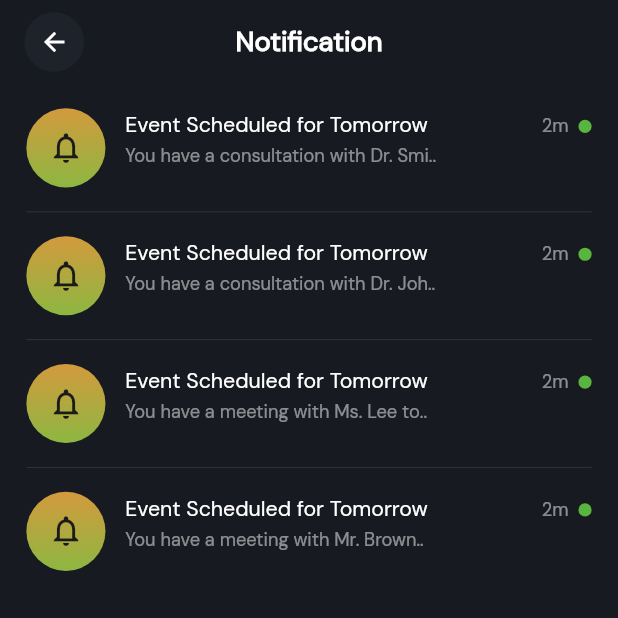
After one commit to devscout24/teamstreakprom_flutter, a Flutter app: the NotificationScreen screen opened by its route, on a phone screen of 412 x 824 dp, the top half of it. The commit adds this screen. Run offline on Flutter 3.47's test engine with Material 3 defaults, Android fonts, the phone set to English and light mode, and no system bars; drawn by our look-alikes of auto_animated; our stand-ins replace cached_network_image, dio, flutter_screenutil, get, get_it, get_storage and 3 more; missing offline and left inert: dotlottie_loader; accounts and stored records are empty; network calls fail.

Commit message:
Notification Complete

```diff
--- a/lib/features/home/widgets/rewards_marketplace_list.dart
+++ b/lib/features/home/widgets/rewards_marketplace_list.dart
@@ -10,7 +10,8 @@ import 'reward_card.dart';
 import '../../../common_widgets/custom_gradient_button.dart';
 
 class RewardsMarketplaceList extends StatelessWidget {
-  const RewardsMarketplaceList({super.key});
+  final VoidCallback? onSeeAllTapped;
+  const RewardsMarketplaceList({super.key, this.onSeeAllTapped});
 
   static const List<RewardModel> _rewards = [
     RewardModel(
@@ -140,7 +141,7 @@ class RewardsMarketplaceList extends StatelessWidget {
                 ),
               ),
               GestureDetector(
-                onTap: () {
+                onTap: onSeeAllTapped ?? () {
                   Navigator.push(
                     context,
                     MaterialPageRoute(
--- /dev/null
+++ b/lib/features/notification/presentation/notification_screen.dart
@@ -0,0 +1,147 @@
+import 'package:flutter/material.dart';
+import 'package:flutter_screenutil/flutter_screenutil.dart';
+import '../../../common_widgets/custom_back_button.dart';
+import '../../../constants/text_font_style.dart';
+import '../../../gen/colors.gen.dart';
+import '../../../helpers/ui_helpers.dart';
+
+class NotificationScreen extends StatelessWidget {
+  const NotificationScreen({super.key});
+
+  @override
+  Widget build(BuildContext context) {
+    return Scaffold(
+      backgroundColor: AppColors.scaffoldColor,
+      appBar: PreferredSize(
+        preferredSize: const Size.fromHeight(kToolbarHeight),
+        child: Padding(
+          padding: EdgeInsets.all(8.r),
+          child: AppBar(
+            backgroundColor: Colors.transparent,
+            elevation: 0,
+            leading: const CustomBackButton(),
+            title: Text(
+              "Notification",
+              style: TextFontStyle.textStyle24cFFFFFFSFPro590.copyWith(
+                fontSize: 18.sp,
+                fontWeight: FontWeight.bold,
+              ),
+            ),
+            centerTitle: true,
+          ),
+        ),
+      ),
+      body: ListView.separated(
+        padding: EdgeInsets.symmetric(horizontal: 16.w, vertical: 16.h),
+        itemCount: 4,
+        separatorBuilder: (context, index) =>
+            Divider(color: Colors.white.withValues(alpha: 0.1), height: 32.h),
+        itemBuilder: (context, index) {
+          return _buildNotificationItem(
+            title: "Event Scheduled for Tomorrow",
+            subtitle: index == 0
+                ? "You have a consultation with Dr. Smi.."
+                : index == 1
+                ? "You have a consultation with Dr. Joh.."
+                : index == 2
+                ? "You have a meeting with Ms. Lee to.."
+                : "You have a meeting with Mr. Brown..",
+            time: "2m",
+            isUnread: true,
+          );
+        },
+      ),
+    );
+  }
+
+  Widget _buildNotificationItem({
+    required String title,
+    required String subtitle,
+    required String time,
+    required bool isUnread,
+  }) {
+    return Row(
+      crossAxisAlignment: CrossAxisAlignment.start,
+      children: [
+        // Icon Container
+        Container(
+          width: 48.w,
+          height: 48.w,
+          decoration: const BoxDecoration(
+            shape: BoxShape.circle,
+            gradient: LinearGradient(
+              colors: [Color(0xFFD39A3D), Color(0xFF8DB741)],
+              begin: Alignment.topCenter,
+              end: Alignment.bottomCenter,
+            ),
+          ),
+          child: Center(
+            child: Icon(
+              Icons.notifications_none_outlined,
+              color: const Color(0xFF1B1C1A),
+              size: 24.sp,
+            ),
+          ),
+        ),
+        UIHelper.horizontalSpace(12.w),
+        // Texts
+        Expanded(
+          child: Column(
+            crossAxisAlignment: CrossAxisAlignment.start,
+            children: [
+              UIHelper.verticalSpace(2.h),
+              Text(
+                title,
+                style: TextFontStyle.textStyle14cFFFFFFSFProRounded400.copyWith(
+                  fontWeight: FontWeight.w500,
+                  fontSize: 14.sp,
+                  fontFamily: "SF Pro",
+                ),
+                maxLines: 1,
+                overflow: TextOverflow.ellipsis,
+              ),
+              UIHelper.verticalSpace(4.h),
+              Text(
+                subtitle,
+                style: TextFontStyle.textStyle14cFFFFFFSFProRounded400.copyWith(
+                  color: Colors.white.withValues(alpha: 0.5),
+                  fontSize: 12.sp,
+                  fontFamily: "SF Pro",
+                ),
+                maxLines: 2,
+                overflow: TextOverflow.ellipsis,
+              ),
+            ],
+          ),
+        ),
+        UIHelper.horizontalSpace(8.w),
+        // Time and Unread Indicator
+        Padding(
+          padding: EdgeInsets.only(top: 4.h),
+          child: Row(
+            children: [
+              Text(
+                time,
+                style: TextFontStyle.textStyle14cFFFFFFSFProRounded400.copyWith(
+                  color: Colors.white.withValues(alpha: 0.5),
+                  fontSize: 12.sp,
+                  fontFamily: "SF Pro",
+                ),
+              ),
+              UIHelper.horizontalSpace(6.w),
+              if (isUnread)
+                Container(
+                  width: 8.w,
+                  height: 8.w,
+                  decoration: const BoxDecoration(
+                    color: Color(0xFF59B53E),
+                    shape: BoxShape.circle,
+                  ),
+                ),
+            ],
+          ),
+        ),
+      ],
+    );
+  }
+}
--- a/lib/helpers/all_routes.dart
+++ b/lib/helpers/all_routes.dart
@@ -2,6 +2,7 @@
 
 import 'package:flutter/cupertino.dart';
 import 'package:flutter/foundation.dart';
+import 'package:teamstreakpromo/features/notification/presentation/notification_screen.dart';
 import '../features/auth/presentation/choose_account_type_screen.dart';
 import '../features/auth/presentation/signin_screen.dart';
 import '../features/auth/presentation/signup_screen.dart';
@@ -38,6 +39,7 @@ final class Routes {
   static const String homeScreen = '/home_screen';
   static const String navigationScreen = '/NavigationScreen';
   static const String profile = '/Profile';
+  static const String notificationScreen = '/notificationScreen';
 }
 
 final class RouteGenerator {
@@ -62,6 +64,16 @@ final class RouteGenerator {
             ? CupertinoPageRoute(builder: (context) => const SigninScreen())
             : _FadedTransitionRoute(
                 widget: const SigninScreen(),
+                settings: settings,
+              );
+
+      case Routes.notificationScreen:
+        return defaultTargetPlatform == TargetPlatform.iOS
+            ? CupertinoPageRoute(
+                builder: (context) => const NotificationScreen(),
+              )
+            : _FadedTransitionRoute(
+                widget: const NotificationScreen(),
                 settings: settings,
               );
 
```
Also changed, not shown: lib/features/event/presentation/nearby_event_map_screen.dart (added, +312 -0 lines), lib/features/event/widgets/nearby_events_map.dart (+11 -0 lines), lib/features/home/presentation/home_screen.dart (+7 -9 lines), lib/features/home/presentation/navigation_screen.dart (+32 -9 lines), lib/features/my_ticket/presentation/ticket_details_screen.dart (+8 -5 lines), lib/features/rewards/presentation/marketplace_reward_details_screen.dart (+8 -5 lines), lib/features/rewards/presentation/reward_details_screen.dart (+8 -5 lines), lib/features/rewards/presentation/rewards_point_details_screen.dart (+9 -6 lines).
